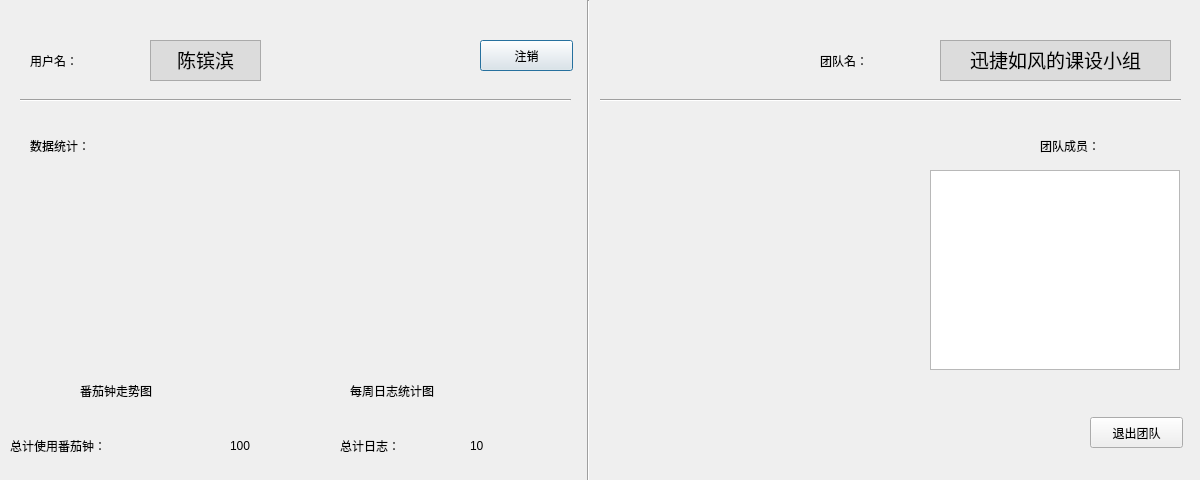
agilelike/OurTime, file OutTime/personaldetails.ui: the form before one commit.
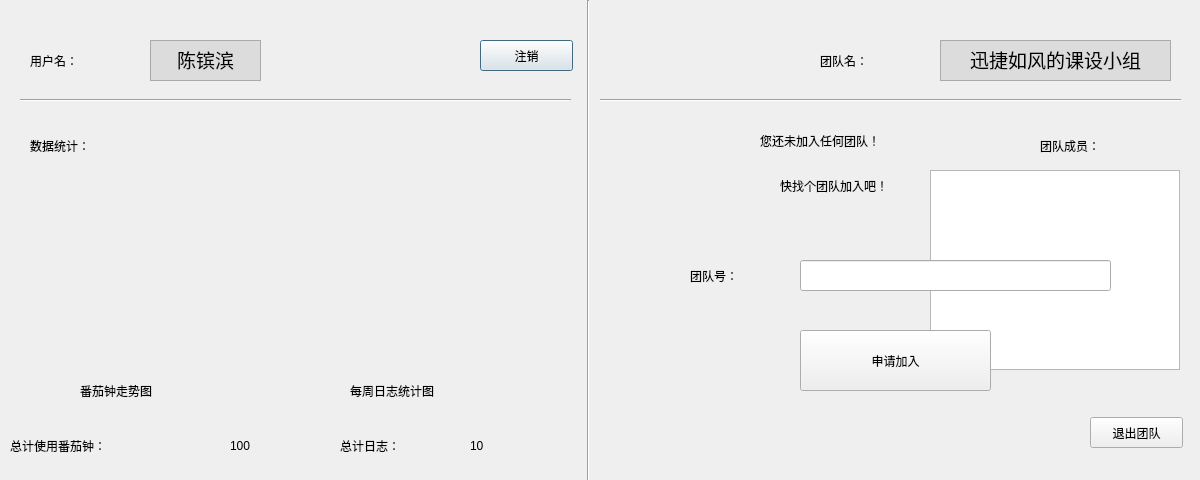
The form after the commit. Icons and pictures are not drawn.

The edit to the form file:
```diff
--- a/OutTime/personaldetails.ui
+++ b/OutTime/personaldetails.ui
@@ -330,6 +330,83 @@
     <string>10</string>
    </property>
   </widget>
+  <widget class="QPushButton" name="pushButton_3">
+   <property name="geometry">
+    <rect>
+     <x>800</x>
+     <y>330</y>
+     <width>191</width>
+     <height>61</height>
+    </rect>
+   </property>
+   <property name="styleSheet">
+    <string notr="true">font: 75 24pt &quot;微软雅黑&quot;;</string>
+   </property>
+   <property name="text">
+    <string>申请加入</string>
+   </property>
+  </widget>
+  <widget class="QLabel" name="label_13">
+   <property name="geometry">
+    <rect>
+     <x>690</x>
+     <y>260</y>
+     <width>91</width>
+     <height>31</height>
+    </rect>
+   </property>
+   <property name="styleSheet">
+    <string notr="true">font: 16pt &quot;楷体&quot;;</string>
+   </property>
+   <property name="text">
+    <string>团队号：</string>
+   </property>
+  </widget>
+  <widget class="QLineEdit" name="lineEdit">
+   <property name="geometry">
+    <rect>
+     <x>800</x>
+     <y>260</y>
+     <width>311</width>
+     <height>31</height>
+    </rect>
+   </property>
+   <property name="styleSheet">
+    <string notr="true">font: 14pt &quot;Verdana&quot;;</string>
+   </property>
+  </widget>
+  <widget class="QLabel" name="label_14">
+   <property name="geometry">
+    <rect>
+     <x>760</x>
+     <y>120</y>
+     <width>291</width>
+     <height>41</height>
+    </rect>
+   </property>
+   <property name="styleSheet">
+    <string notr="true">font: 18pt &quot;宋体&quot;;</string>
+   </property>
+   <property name="text">
+    <string>您还未加入任何团队！</string>
+   </property>
+  </widget>
+  <widget class="QLabel" name="label_15">
+   <property name="geometry">
+    <rect>
+     <x>780</x>
+     <y>170</y>
+     <width>261</width>
+     <height>31</height>
+    </rect>
+   </property>
+   <property name="styleSheet">
+    <string notr="true">font: 18pt &quot;宋体&quot;;</string>
+   </property>
+   <property name="text">
+    <string>快找个团队加入吧！</string>
+   </property>
+  </widget>
  </widget>
  <resources/>
  <connections/>
```
